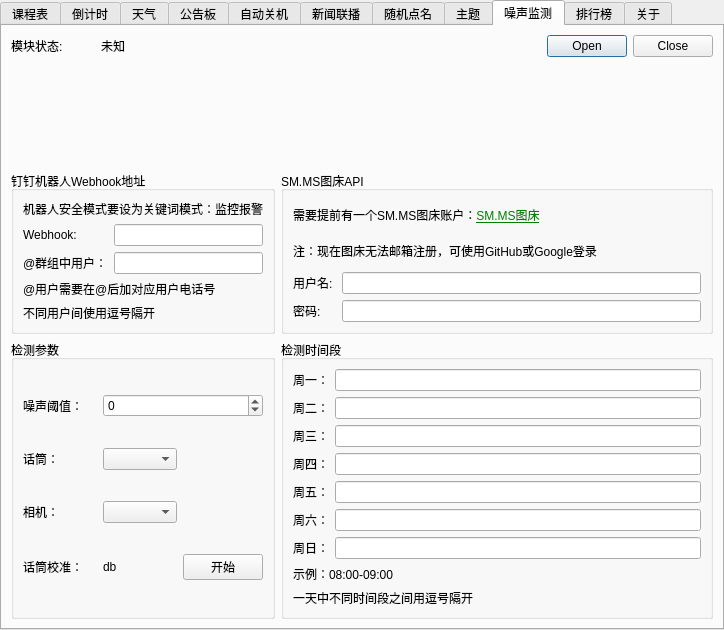
Before: the Qt Designer form ui/setting.ui in Return-Log/Education-Clock, drawn with Qt 5.
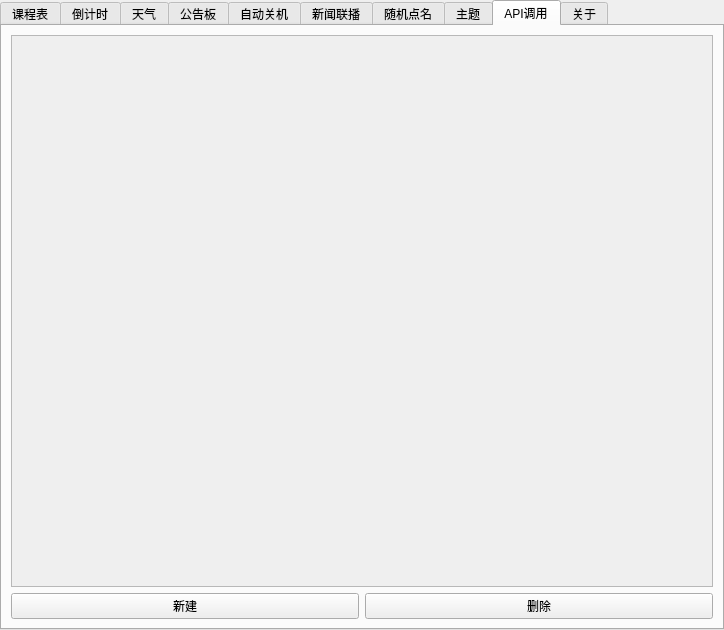
After: the same form once the commit is applied. The open tabs and pages were chosen to show the change. Icons and pictures are not drawn.

Diff of the .ui file:
```diff
--- a/ui/setting.ui
+++ b/ui/setting.ui
@@ -63,7 +63,7 @@
       <enum>QTabWidget::Rounded</enum>
      </property>
      <property name="currentIndex">
-      <number>10</number>
+      <number>9</number>
      </property>
      <property name="elideMode">
       <enum>Qt::ElideNone</enum>
@@ -753,408 +753,40 @@
      </widget>
      <widget class="QWidget" name="tab_10">
       <attribute name="title">
-       <string>噪声监测</string>
+       <string>API调用</string>
       </attribute>
       <layout class="QGridLayout" name="gridLayout_11">
-       <item row="0" column="0">
-        <widget class="QLabel" name="label_42">
-         <property name="text">
-          <string>模块状态: </string>
-         </property>
-        </widget>
-       </item>
-       <item row="0" column="2" colspan="2">
-        <widget class="QDialogButtonBox" name="buttonBox_2">
-         <property name="standardButtons">
-          <set>QDialogButtonBox::Close|QDialogButtonBox::Open</set>
-         </property>
-        </widget>
-       </item>
-       <item row="0" column="1">
-        <widget class="QLabel" name="label_43">
-         <property name="text">
-          <string>未知</string>
-         </property>
-        </widget>
-       </item>
-       <item row="2" column="3">
-        <widget class="QGroupBox" name="groupBox_2">
-         <property name="title">
-          <string>SM.MS图床API</string>
-         </property>
-         <layout class="QGridLayout" name="gridLayout_13">
-          <item row="3" column="0">
-           <widget class="QLabel" name="label_47">
-            <property name="text">
-             <string>密码: </string>
-            </property>
-           </widget>
-          </item>
-          <item row="0" column="0" colspan="2">
-           <widget class="QLabel" name="label_48">
-            <property name="text">
-             <string>需要提前有一个SM.MS图床账户：&lt;a href='https://smms.app/login' style='color:green;'&gt;SM.MS图床&lt;/a&gt;</string>
-            </property>
-            <property name="openExternalLinks">
-             <bool>true</bool>
-            </property>
-           </widget>
-          </item>
-          <item row="2" column="0">
-           <widget class="QLabel" name="label_46">
-            <property name="text">
-             <string>用户名: </string>
-            </property>
-           </widget>
-          </item>
-          <item row="3" column="1">
-           <widget class="QLineEdit" name="lineEdit_20"/>
-          </item>
-          <item row="2" column="1">
-           <widget class="QLineEdit" name="lineEdit_19"/>
-          </item>
-          <item row="1" column="0" colspan="2">
-           <widget class="QLabel" name="label_49">
-            <property name="text">
-             <string>注：现在图床无法邮箱注册，可使用GitHub或Google登录</string>
-            </property>
-           </widget>
-          </item>
-         </layout>
-        </widget>
-       </item>
-       <item row="4" column="0" colspan="3">
-        <widget class="QGroupBox" name="groupBox_3">
-         <property name="title">
-          <string>检测参数</string>
-         </property>
-         <layout class="QGridLayout" name="gridLayout_14">
-          <item row="0" column="0">
-           <widget class="QLabel" name="label_50">
-            <property name="text">
-             <string>噪声阈值：</string>
-            </property>
-           </widget>
-          </item>
-          <item row="3" column="1">
-           <widget class="QLabel" name="label_66">
-            <property name="text">
-             <string>db</string>
-            </property>
-           </widget>
-          </item>
-          <item row="1" column="0">
-           <widget class="QLabel" name="label_51">
-            <property name="text">
-             <string>话筒：</string>
-            </property>
-           </widget>
-          </item>
-          <item row="2" column="0">
-           <widget class="QLabel" name="label_52">
-            <property name="text">
-             <string>相机：</string>
-            </property>
-           </widget>
-          </item>
-          <item row="3" column="0">
-           <widget class="QLabel" name="label_65">
-            <property name="text">
-             <string>话筒校准：</string>
-            </property>
-           </widget>
-          </item>
-          <item row="3" column="2">
-           <widget class="QPushButton" name="pushButton_3">
-            <property name="text">
-             <string>开始</string>
-            </property>
-           </widget>
-          </item>
-          <item row="0" column="1" colspan="2">
-           <widget class="QSpinBox" name="spinBox_3">
-            <property name="minimum">
-             <number>-30</number>
-            </property>
-            <property name="maximum">
-             <number>200</number>
-            </property>
-            <property name="singleStep">
-             <number>3</number>
-            </property>
-           </widget>
-          </item>
-          <item row="1" column="1">
-           <widget class="QComboBox" name="comboBox_2"/>
-          </item>
-          <item row="2" column="1">
-           <widget class="QComboBox" name="comboBox_3"/>
-          </item>
-         </layout>
-        </widget>
-       </item>
-       <item row="2" column="0" colspan="3">
-        <widget class="QGroupBox" name="groupBox">
-         <property name="title">
-          <string>钉钉机器人Webhook地址</string>
-         </property>
-         <layout class="QGridLayout" name="gridLayout_12">
-          <item row="2" column="0">
-           <widget class="QLabel" name="label_53">
-            <property name="text">
-             <string>@群组中用户：</string>
-            </property>
-           </widget>
-          </item>
-          <item row="4" column="0" colspan="2">
-           <widget class="QLabel" name="label_64">
-            <property name="text">
-             <string>不同用户间使用逗号隔开</string>
-            </property>
-           </widget>
-          </item>
-          <item row="0" column="0" colspan="2">
-           <widget class="QLabel" name="label_44">
-            <property name="text">
-             <string>机器人安全模式要设为关键词模式：监控报警</string>
-            </property>
-           </widget>
-          </item>
-          <item row="1" column="0">
-           <widget class="QLabel" name="label_45">
-            <property name="text">
-             <string>Webhook: </string>
-            </property>
-           </widget>
-          </item>
-          <item row="3" column="0" colspan="2">
-           <widget class="QLabel" name="label_54">
-            <property name="text">
-             <string>@用户需要在@后加对应用户电话号</string>
-            </property>
-           </widget>
-          </item>
-          <item row="1" column="1">
-           <widget class="QLineEdit" name="lineEdit_18"/>
-          </item>
-          <item row="2" column="1">
-           <widget class="QLineEdit" name="lineEdit_21"/>
-          </item>
-         </layout>
-        </widget>
-       </item>
-       <item row="4" column="3">
-        <widget class="QGroupBox" name="groupBox_4">
-         <property name="title">
-          <string>检测时间段</string>
-         </property>
-         <layout class="QGridLayout" name="gridLayout_15">
-          <item row="7" column="1">
-           <widget class="QLineEdit" name="lineEdit_28"/>
-          </item>
-          <item row="6" column="1">
-           <widget class="QLineEdit" name="lineEdit_27"/>
-          </item>
-          <item row="3" column="0">
-           <widget class="QLabel" name="label_57">
-            <property name="text">
-             <string>周三：</string>
-            </property>
-           </widget>
-          </item>
-          <item row="2" column="0">
-           <widget class="QLabel" name="label_56">
-            <property name="text">
-             <string>周二：</string>
-            </property>
-           </widget>
-          </item>
-          <item row="3" column="1">
-           <widget class="QLineEdit" name="lineEdit_24"/>
-          </item>
-          <item row="4" column="1">
-           <widget class="QLineEdit" name="lineEdit_25"/>
-          </item>
-          <item row="8" column="0" colspan="2">
-           <widget class="QLabel" name="label_62">
-            <property name="text">
-             <string>示例：08:00-09:00</string>
-            </property>
-           </widget>
-          </item>
-          <item row="4" column="0">
-           <widget class="QLabel" name="label_58">
-            <property name="text">
-             <string>周四：</string>
-            </property>
-           </widget>
-          </item>
-          <item row="1" column="1">
-           <widget class="QLineEdit" name="lineEdit_22"/>
-          </item>
-          <item row="5" column="1">
-           <widget class="QLineEdit" name="lineEdit_26"/>
-          </item>
-          <item row="7" column="0">
-           <widget class="QLabel" name="label_61">
-            <property name="text">
-             <string>周日：</string>
-            </property>
-           </widget>
-          </item>
-          <item row="6" column="0">
-           <widget class="QLabel" name="label_60">
-            <property name="text">
-             <string>周六：</string>
-            </property>
-           </widget>
-          </item>
-          <item row="5" column="0">
-           <widget class="QLabel" name="label_59">
-            <property name="text">
-             <string>周五：</string>
-            </property>
-           </widget>
-          </item>
-          <item row="1" column="0">
-           <widget class="QLabel" name="label_55">
-            <property name="text">
-             <string>周一：</string>
-            </property>
-           </widget>
-          </item>
-          <item row="2" column="1">
-           <widget class="QLineEdit" name="lineEdit_23"/>
-          </item>
-          <item row="9" column="0" colspan="2">
-           <widget class="QLabel" name="label_63">
-            <property name="text">
-             <string>一天中不同时间段之间用逗号隔开</string>
-            </property>
-           </widget>
-          </item>
-         </layout>
-        </widget>
-       </item>
-       <item row="1" column="2">
-        <spacer name="verticalSpacer_10">
-         <property name="orientation">
-          <enum>Qt::Vertical</enum>
-         </property>
-         <property name="sizeHint" stdset="0">
-          <size>
-           <width>20</width>
-           <height>40</height>
-          </size>
-         </property>
-        </spacer>
-       </item>
-      </layout>
-     </widget>
-     <widget class="QWidget" name="tab_18">
-      <attribute name="title">
-       <string>排行榜</string>
-      </attribute>
-      <layout class="QGridLayout" name="gridLayout_16">
-       <item row="0" column="0">
-        <widget class="QLabel" name="label_67">
-         <property name="text">
-          <string>## 数据库信息</string>
-         </property>
-         <property name="textFormat">
-          <enum>Qt::MarkdownText</enum>
-         </property>
-        </widget>
-       </item>
-       <item row="3" column="0">
-        <widget class="QLabel" name="label_69">
-         <property name="text">
-          <string>user</string>
-         </property>
-        </widget>
-       </item>
        <item row="1" column="0">
-        <widget class="QLabel" name="label_68">
+        <widget class="QPushButton" name="pushButton_3">
          <property name="text">
-          <string>host</string>
+          <string>新建</string>
          </property>
         </widget>
        </item>
-       <item row="4" column="0">
-        <widget class="QLabel" name="label_70">
-         <property name="text">
-          <string>password</string>
-         </property>
-        </widget>
-       </item>
-       <item row="5" column="0">
-        <widget class="QLabel" name="label_71">
-         <property name="text">
-          <string>database</string>
-         </property>
-        </widget>
-       </item>
-       <item row="2" column="1">
-        <widget class="QLineEdit" name="lineEdit_30"/>
-       </item>
        <item row="1" column="1">
-        <widget class="QLineEdit" name="lineEdit_29">
-         <property name="echoMode">
-          <enum>QLineEdit::Password</enum>
-         </property>
-        </widget>
-       </item>
-       <item row="6" column="1">
-        <widget class="QLineEdit" name="lineEdit_34"/>
-       </item>
-       <item row="3" column="1">
-        <widget class="QLineEdit" name="lineEdit_31">
-         <property name="echoMode">
-          <enum>QLineEdit::Password</enum>
-         </property>
-        </widget>
-       </item>
-       <item row="4" column="1">
-        <widget class="QLineEdit" name="lineEdit_32">
-         <property name="echoMode">
-          <enum>QLineEdit::Password</enum>
-         </property>
-        </widget>
-       </item>
-       <item row="6" column="0">
-        <widget class="QLabel" name="label_73">
+        <widget class="QPushButton" name="pushButton_4">
          <property name="text">
-          <string>table_name</string>
+          <string>删除</string>
          </property>
         </widget>
        </item>
-       <item row="5" column="1">
-        <widget class="QLineEdit" name="lineEdit_33">
-         <property name="echoMode">
-          <enum>QLineEdit::Password</enum>
+       <item row="0" column="0" colspan="2">
+        <widget class="QScrollArea" name="scrollArea">
+         <property name="widgetResizable">
+          <bool>true</bool>
          </property>
+         <widget class="QWidget" name="scrollAreaWidgetContents">
+          <property name="geometry">
+           <rect>
+            <x>0</x>
+            <y>0</y>
+            <width>698</width>
+            <height>551</height>
+           </rect>
+          </property>
+         </widget>
         </widget>
        </item>
-       <item row="2" column="0">
-        <widget class="QLabel" name="label_72">
-         <property name="text">
-          <string>port</string>
-         </property>
-        </widget>
-       </item>
-       <item row="7" column="0">
-        <spacer name="verticalSpacer_11">
-         <property name="orientation">
-          <enum>Qt::Vertical</enum>
-         </property>
-         <property name="sizeHint" stdset="0">
-          <size>
-           <width>20</width>
-           <height>40</height>
-          </size>
-         </property>
-        </spacer>
-       </item>
       </layout>
      </widget>
      <widget class="QWidget" name="tab_6">
@@ -1171,7 +803,7 @@
        <item row="0" column="1" colspan="3">
         <widget class="QLabel" name="label_32">
          <property name="text">
-          <string>## Education Clock v3.14</string>
+          <string>## Education Clock v4.0</string>
          </property>
          <property name="textFormat">
           <enum>Qt::MarkdownText</enum>
@@ -1253,7 +885,7 @@
        <item row="2" column="1" colspan="3">
         <widget class="QLabel" name="label_33">
          <property name="text">
-          <string>2025年4月20日 构建</string>
+          <string>2025年5月5日 构建</string>
          </property>
         </widget>
        </item>
```
